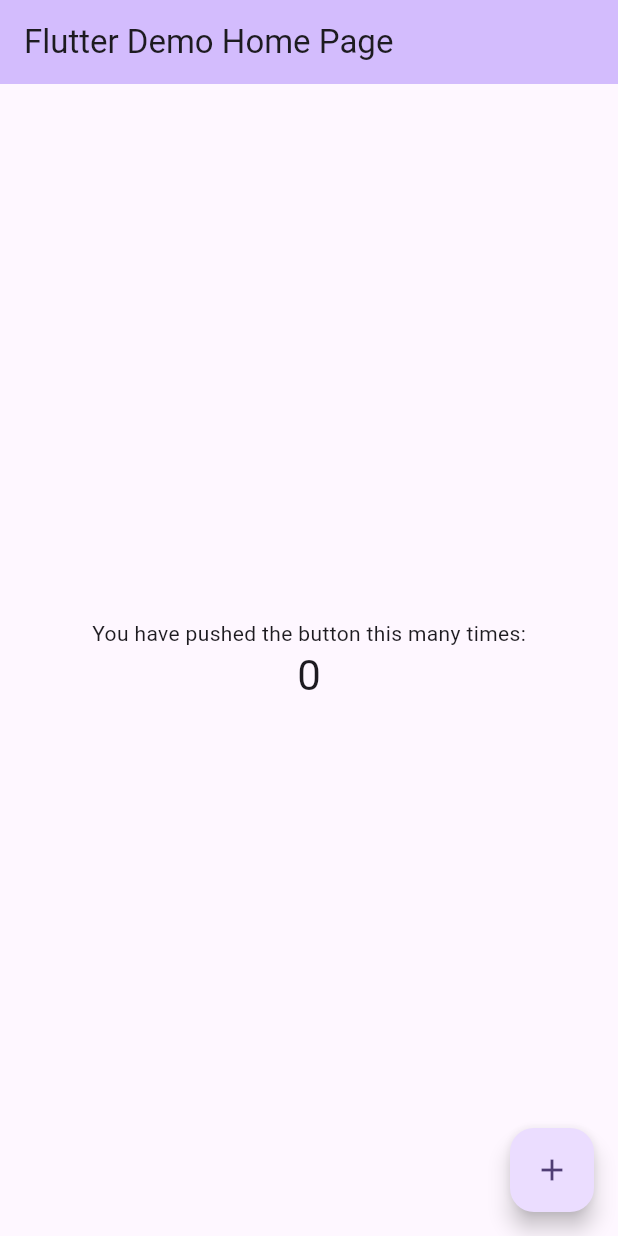
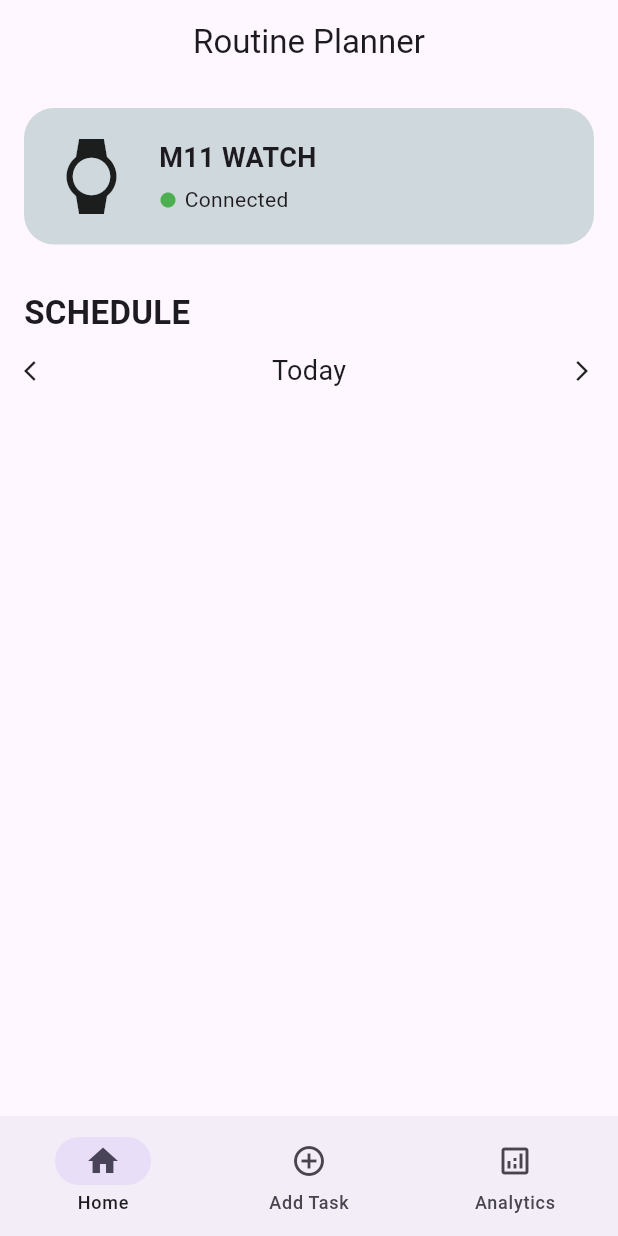
Before and after one commit to world2g/routineapp, a Flutter app: the screen it shows after launch, on a phone screen of 412 x 824 dp. Run offline on Flutter 3.47's test engine with Material 3 defaults, Android fonts, the phone set to English and light mode, and no system bars.

Commit message:
Landing Page Design

```diff
--- a/lib/main.dart
+++ b/lib/main.dart
@@ -1,122 +1,158 @@
 import 'package:flutter/material.dart';
 
 void main() {
-  runApp(const MyApp());
+  runApp(const RoutineApp());
 }
 
-class MyApp extends StatelessWidget {
-  const MyApp({super.key});
+class RoutineApp extends StatelessWidget {
+  const RoutineApp({super.key});
 
-  // This widget is the root of your application.
   @override
   Widget build(BuildContext context) {
-    return MaterialApp(
-      title: 'Flutter Demo',
-      theme: ThemeData(
-        // This is the theme of your application.
-        //
-        // TRY THIS: Try running your application with "flutter run". You'll see
-        // the application has a purple toolbar. Then, without quitting the app,
-        // try changing the seedColor in the colorScheme below to Colors.green
-        // and then invoke "hot reload" (save your changes or press the "hot
-        // reload" button in a Flutter-supported IDE, or press "r" if you used
-        // the command line to start the app).
-        //
-        // Notice that the counter didn't reset back to zero; the application
-        // state is not lost during the reload. To reset the state, use hot
-        // restart instead.
-        //
-        // This works for code too, not just values: Most code changes can be
-        // tested with just a hot reload.
-        colorScheme: .fromSeed(seedColor: Colors.deepPurple),
-      ),
-      home: const MyHomePage(title: 'Flutter Demo Home Page'),
+    return const MaterialApp(
+      debugShowCheckedModeBanner: false,
+      home: HomePage(),
     );
   }
 }
 
-class MyHomePage extends StatefulWidget {
-  const MyHomePage({super.key, required this.title});
-
-  // This widget is the home page of your application. It is stateful, meaning
-  // that it has a State object (defined below) that contains fields that affect
-  // how it looks.
-
-  // This class is the configuration for the state. It holds the values (in this
-  // case the title) provided by the parent (in this case the App widget) and
-  // used by the build method of the State. Fields in a Widget subclass are
-  // always marked "final".
-
-  final String title;
-
-  @override
-  State<MyHomePage> createState() => _MyHomePageState();
-}
-
-class _MyHomePageState extends State<MyHomePage> {
-  int _counter = 0;
-
-  void _incrementCounter() {
-    setState(() {
-      // This call to setState tells the Flutter framework that something has
-      // changed in this State, which causes it to rerun the build method below
-      // so that the display can reflect the updated values. If we changed
-      // _counter without calling setState(), then the build method would not be
-      // called again, and so nothing would appear to happen.
-      _counter++;
-    });
-  }
+class HomePage extends StatelessWidget {
+  const HomePage({super.key});
 
   @override
   Widget build(BuildContext context) {
-    // This method is rerun every time setState is called, for instance as done
-    // by the _incrementCounter method above.
-    //
-    // The Flutter framework has been optimized to make rerunning build methods
-    // fast, so that you can just rebuild anything that needs updating rather
-    // than having to individually change instances of widgets.
     return Scaffold(
       appBar: AppBar(
-        // TRY THIS: Try changing the color here to a specific color (to
-        // Colors.amber, perhaps?) and trigger a hot reload to see the AppBar
-        // change color while the other colors stay the same.
-        backgroundColor: Theme.of(context).colorScheme.inversePrimary,
-        // Here we take the value from the MyHomePage object that was created by
-        // the App.build method, and use it to set our appbar title.
-        title: Text(widget.title),
+        title: const Text("Routine Planner"),
+        centerTitle: true,
       ),
-      body: Center(
-        // Center is a layout widget. It takes a single child and positions it
-        // in the middle of the parent.
+
+      body: Padding(
+        padding: const EdgeInsets.all(16.0),
         child: Column(
-          // Column is also a layout widget. It takes a list of children and
-          // arranges them vertically. By default, it sizes itself to fit its
-          // children horizontally, and tries to be as tall as its parent.
-          //
-          // Column has various properties to control how it sizes itself and
-          // how it positions its children. Here we use mainAxisAlignment to
-          // center the children vertically; the main axis here is the vertical
-          // axis because Columns are vertical (the cross axis would be
-          // horizontal).
-          //
-          // TRY THIS: Invoke "debug painting" (choose the "Toggle Debug Paint"
-          // action in the IDE, or press "p" in the console), to see the
-          // wireframe for each widget.
-          mainAxisAlignment: .center,
-          children: [
-            const Text('You have pushed the button this many times:'),
-            Text(
-              '$_counter',
-              style: Theme.of(context).textTheme.headlineMedium,
-            ),
+          children: const [
+            WatchConnectionCard(),
+            SizedBox(height: 30),
+            ScheduleSection(),
           ],
         ),
       ),
-      floatingActionButton: FloatingActionButton(
-        onPressed: _incrementCounter,
-        tooltip: 'Increment',
-        child: const Icon(Icons.add),
+
+      bottomNavigationBar: NavigationBar(
+        destinations: const [
+          NavigationDestination(
+            icon: Icon(Icons.home_outlined),
+            selectedIcon: Icon(Icons.home),
+            label: "Home",
+          ),
+          NavigationDestination(
+            icon: Icon(Icons.add_circle_outline),
+            label: "Add Task",
+          ),
+          NavigationDestination(
+            icon: Icon(Icons.analytics_outlined),
+            label: "Analytics",
+          ),
+        ],
       ),
     );
   }
 }
+
+
+class WatchConnectionCard extends StatelessWidget {
+  const WatchConnectionCard({super.key});
+
+  @override
+  Widget build(BuildContext context) {
+    return Container(
+      padding: const EdgeInsets.all(20),
+      decoration: BoxDecoration(
+        color: Colors.blueGrey[100],
+        borderRadius: BorderRadius.circular(20),
+      ),
+      child: Row(
+        children: [
+
+          const Icon(
+            Icons.watch,
+            size: 50,
+          ),
+
+          const SizedBox(width: 20),
+
+          Column(
+            crossAxisAlignment: CrossAxisAlignment.start,
+            children: const [
+              Text(
+                "M11 WATCH",
+                style: TextStyle(
+                  fontSize: 18,
+                  fontWeight: FontWeight.bold,
+                ),
+              ),
+
+              SizedBox(height: 5),
+
+              Row(
+                children: [
+                  Icon(Icons.circle, color: Colors.green, size: 12),
+                  SizedBox(width: 5),
+                  Text("Connected"),
+                ],
+              ),
+            ],
+          )
+        ],
+      ),
+    );
+  }
+}
+
+
+class ScheduleSection extends StatelessWidget {
+  const ScheduleSection({super.key});
+
+  @override
+  Widget build(BuildContext context) {
+    return Column(
+      crossAxisAlignment: CrossAxisAlignment.start,
+      children: [
+
+        const Text(
+          "SCHEDULE",
+          style: TextStyle(
+            fontSize: 22,
+            fontWeight: FontWeight.bold,
+          ),
+        ),
+
+        const SizedBox(height: 10),
+
+        Row(
+          mainAxisAlignment: MainAxisAlignment.spaceBetween,
+          children: const [
+            Icon(Icons.arrow_back_ios, size: 16),
+            Text(
+              "Today",
+              style: TextStyle(fontSize: 18),
+            ),
+            Icon(Icons.arrow_forward_ios, size: 16),
+          ],
+        ),
+
+        const SizedBox(height: 20),
+
+        // ScheduleItem(
+        //   time: "7:30 am",
+        //   task: "Eat Breakfast",
+        // ),
+
+        // ScheduleItem(
+        //   time: "8:00 am",
+        //   task: "Music Class",
+        // ),
+      ],
+    );
+  }
+}
```
Also changed, not shown: pubspec.yaml (+3 -16 lines), pubspec.lock, 1 other file.
